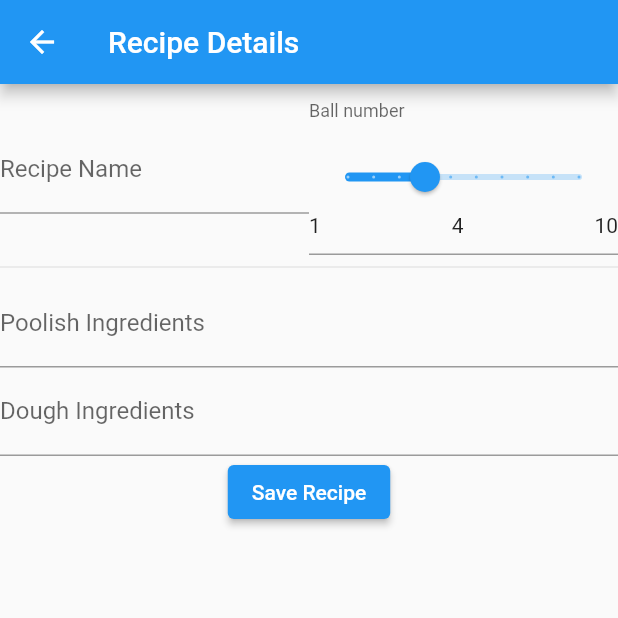
After one commit to mjainta/pizzaiolo-companion, a Flutter app: the RecipeAddView screen opened by its route, after a tap on "Save Recipe", on a phone screen of 412 x 824 dp, the top half of it. The commit adds this screen. Run offline on Flutter 3.47's test engine with Material 2 defaults, Android fonts, the phone set to English and light mode, and no system bars; drawn by our look-alikes of flutter_form_builder; our stand-ins replace pocketbase; generated files the repository leaves out were written again; statements that could not run were skipped.

Commit message:
Add formbuilder and implement a create recipe feature

```diff
--- a/lib/src/app.dart
+++ b/lib/src/app.dart
@@ -1,6 +1,7 @@
 import 'package:flutter/material.dart';
 import 'package:flutter_gen/gen_l10n/app_localizations.dart';
 import 'package:flutter_localizations/flutter_localizations.dart';
+import 'package:pizzaiolo_companion/src/features/recipes/recipe_add_view.dart';
 import 'package:pizzaiolo_companion/src/features/recipes/sample_item_details_view.dart';
 import 'package:pizzaiolo_companion/src/features/recipes/sample_item_list_view.dart';
 import 'package:pizzaiolo_companion/src/features/settings/settings_controller.dart';
@@ -74,6 +75,8 @@ class MyApp extends StatelessWidget {
                     return SettingsView(controller: settingsController);
                   case SampleItemDetailsView.routeName:
                     return const SampleItemDetailsView();
+                  case RecipeAddView.routeName:
+                    return RecipeAddView(repository: repository);
                   case SampleItemListView.routeName:
                   default:
                     return SampleItemListView(
--- a/lib/src/classes/recipe.dart
+++ b/lib/src/classes/recipe.dart
@@ -1,17 +1,16 @@
-import 'dart:ffi';
+class Recipe {
+  late String name;
+  late int ballNo;
+  late Map<String, dynamic> poolishIngredients;
+  late Map<String, dynamic> doughIngredients;
 
-import 'package:pocketbase/pocketbase.dart';
-
-class Recipe {
-  Recipe.fromRecord(this._record);
-
-  late final Map<String, dynamic> _data = _record.data;
-
-  final RecordModel _record;
-
-  late final String name = _data['name'];
-  late final int ballNo = _data['ball_no'];
-  late final Map<String, dynamic> poolishIngredients =
-      _data['poolish_ingredients'];
-  late final Map<String, dynamic> doughIngredients = _data['dough_ingredients'];
+  Recipe.fromRecord(record) {
+    Map<String, dynamic> data = record.data;
+    name = data['name'];
+    ballNo = data['ball_no'];
+    poolishIngredients = data['poolish_ingredients'];
+    doughIngredients = data['dough_ingredients'];
+  }
+  Recipe.fromValues(
+      this.name, this.ballNo, this.poolishIngredients, this.doughIngredients);
 }
--- /dev/null
+++ b/lib/src/features/recipes/recipe_add_view.dart
@@ -0,0 +1,105 @@
+import 'package:flutter/material.dart';
+import 'package:flutter_form_builder/flutter_form_builder.dart';
+import 'package:pizzaiolo_companion/src/classes/recipe.dart';
+import 'package:pizzaiolo_companion/src/services/repository.dart';
+
+/// Displays detailed information about a SampleItem.
+class RecipeAddView extends StatelessWidget {
+  const RecipeAddView({
+    super.key,
+    required this.repository,
+  });
+
+  static const routeName = '/recipe/add';
+
+  final Repository repository;
+
+  @override
+  Widget build(BuildContext context) {
+    final formKey = GlobalKey<FormBuilderState>();
+
+    return Scaffold(
+      appBar: AppBar(
+        title: const Text('Recipe Details'),
+      ),
+      body: FormBuilder(
+        key: formKey,
+        child: Column(
+          children: [
+            Row(
+              mainAxisAlignment: MainAxisAlignment.spaceEvenly,
+              children: [
+                Expanded(
+                  child: FormBuilderTextField(
+                    name: 'recipe_name',
+                    validator: (value) {
+                      if (value == null || value.isEmpty) {
+                        return 'Please enter a recipe name';
+                      }
+                      return null;
+                    },
+                    decoration: const InputDecoration(
+                      labelText: 'Recipe Name',
+                    ),
+                  ),
+                ),
+                Expanded(
+                  child: FormBuilderSlider(
+                    name: 'recipe_ball_no',
+                    min: 1,
+                    max: 10,
+                    initialValue: 4,
+                    divisions: 9,
+                    decoration: const InputDecoration(
+                      labelText: 'Ball number',
+                    ),
+                  ),
+                ),
+              ],
+            ),
+            const Divider(),
+            FormBuilderTextField(
+              name: 'recipe_poolish_ingredients',
+              decoration: const InputDecoration(
+                labelText: 'Poolish Ingredients',
+              ),
+            ),
+            FormBuilderTextField(
+              name: 'recipe_dough_ingredients',
+              decoration: const InputDecoration(
+                labelText: 'Dough Ingredients',
+              ),
+            ),
+            ElevatedButton(
+              onPressed: () {
+                if (formKey.currentState!.validate()) {
+                  String name =
+                      formKey.currentState?.fields['recipe_name']?.value;
+                  int ballNo = formKey
+                      .currentState?.fields['recipe_ball_no']?.value
+                      .toInt();
+                  //Map<String, dynamic> poolishIngredients = json.decode(formKey
+                  //  .currentState
+                  //    ?.fields['recipe_poolish_ingredients']
+                  //      ?.value);
+                  //Map<String, dynamic> doughIngredients = json.decode(formKey.currentState?.fields['recipe_dough_ingredients']?.value);
+                  Map<String, dynamic> poolishIngredients = {
+                    "flour": "300gr 00",
+                  };
+                  Map<String, dynamic> doughIngredients = {
+                    "flour": "300gr 00",
+                    "water": "300ml",
+                  };
+                  var recipe = Recipe.fromValues(
+                      name, ballNo, poolishIngredients, doughIngredients);
+                  repository.addRecipe(recipe);
+                }
+              },
+              child: const Text('Save Recipe'),
+            ),
+          ],
+        ),
+      ),
+    );
+  }
+}
--- a/lib/src/features/recipes/sample_item_list_view.dart
+++ b/lib/src/features/recipes/sample_item_list_view.dart
@@ -1,5 +1,6 @@
 import 'package:flutter/material.dart';
 import 'package:pizzaiolo_companion/src/classes/recipe.dart';
+import 'package:pizzaiolo_companion/src/features/recipes/recipe_add_view.dart';
 import 'package:pizzaiolo_companion/src/services/repository.dart';
 import 'package:pocketbase/pocketbase.dart';
 
@@ -89,7 +90,7 @@ class _State extends State<SampleItemListView> {
             ),
             floatingActionButton: FloatingActionButton(
               onPressed: () {
-                print('Switch to "new recipe" feature');
+                Navigator.restorablePushNamed(context, RecipeAddView.routeName);
               },
               child: const Icon(Icons.add),
             ),
--- a/lib/src/services/repository.dart
+++ b/lib/src/services/repository.dart
@@ -24,4 +24,14 @@ class Repository {
       return recipes;
     });
   }
+
+  void addRecipe(Recipe recipe) async {
+    final body = <String, dynamic>{
+      'name': recipe.name,
+      'ball_no': recipe.ballNo,
+      'poolish_ingredients': recipe.poolishIngredients,
+      'dough_ingredients': recipe.doughIngredients
+    };
+    await client.records.create('pizza_recipes', body: body);
+  }
 }
--- a/pubspec.yaml
+++ b/pubspec.yaml
@@ -12,8 +12,10 @@ environment:
 dependencies:
   flutter:
     sdk: flutter
+  flutter_form_builder: ^7.7.0
   flutter_localizations:
     sdk: flutter
+  form_builder_validators: ^8.3.0
   pocketbase: ^0.4.1
 
 dev_dependencies:
```
Also changed, not shown: pubspec.lock.
